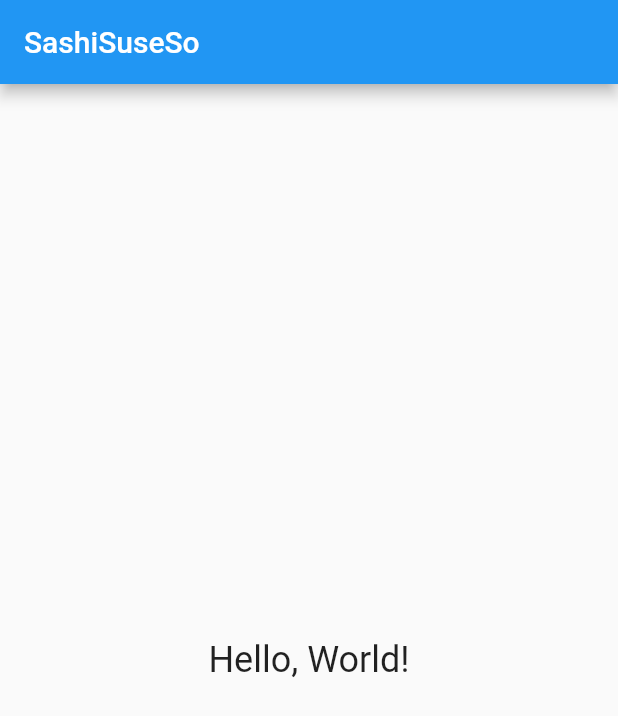
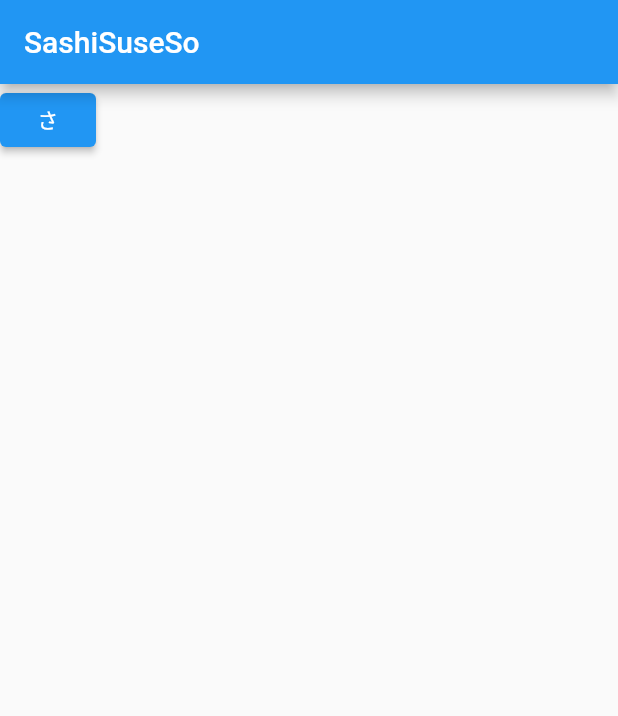
Before and after one commit to chocolate-kuma/sashisuseso, a Flutter app: the screen it shows after launch, on a phone screen of 412 x 824 dp. Shown: the top 716 px of the screen. Run offline on Flutter 3.47's test engine with Material 2 defaults, Android fonts, the phone set to English and light mode, and no system bars; our stand-ins replace audioplayers; Roboto replaces fonts that are missing (NotoSans).

Commit message:
add elevated button

```diff
--- a/lib/main_page.dart
+++ b/lib/main_page.dart
@@ -1,3 +1,4 @@
+import 'package:audioplayers/audioplayers.dart';
 import 'package:flutter/material.dart';
 
 class MainPage extends StatelessWidget {
@@ -5,14 +6,24 @@ class MainPage extends StatelessWidget {
 
   @override
   Widget build(BuildContext context) {
+    final audioPlayer = AudioPlayer();
     return Scaffold(
       appBar: AppBar(
         title: const Text('SashiSuseSo'),
       ),
-      body: const Center(
-        child: Text(
-          'Hello, World!',
-          style: TextStyle(fontSize: 24),
+      body: Center(
+        child: Column(
+          children: [
+            Row(
+              children: [
+                ElevatedButton(
+                    onPressed: () {
+                      audioPlayer.play(AssetSource("sa.wav"));
+                    },
+                    child: const Text('さ'))
+              ],
+            ),
+          ],
         ),
       ),
     );
```
